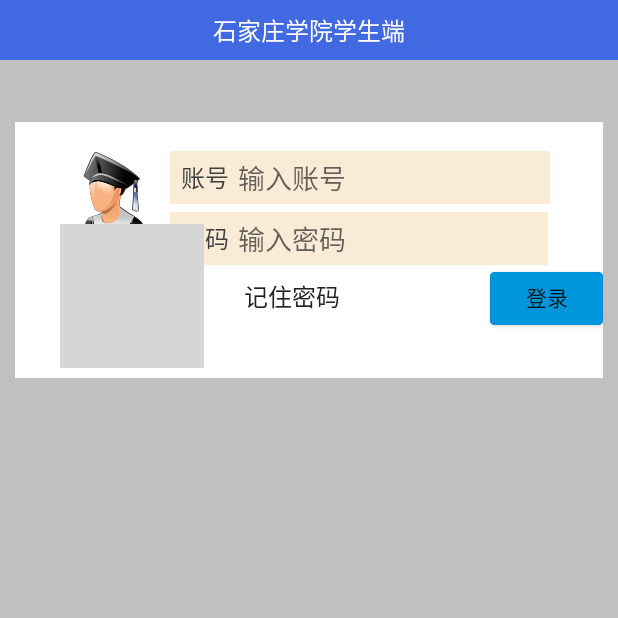
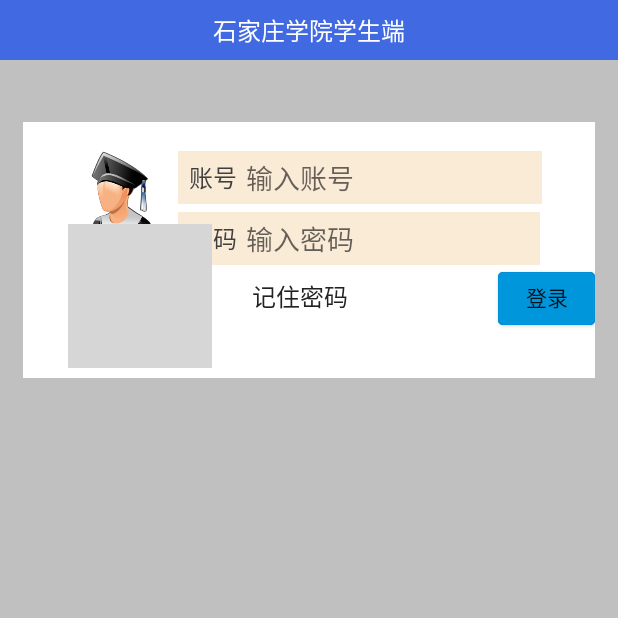
Before and after one commit to 1181631922/student, an Android app: the screen it shows after launch (LoginDemoActivity), on a phone screen of 412 x 824 dp, the top half of it. Run offline under Robolectric (Android 15) with nearby library versions, the phone set to English and light mode, and no system bars; libraries missing offline, so code that uses them is left out: cn.jpush.android; 1 statement that could not run was skipped.

Commit message:
2015/05/16，微调

```diff
--- a/app/src/main/java/cn/edu/sjzc/student/uiActivity/BaseActivity.java
+++ b/app/src/main/java/cn/edu/sjzc/student/uiActivity/BaseActivity.java
@@ -33,11 +33,6 @@ public class BaseActivity extends Activity {
 
 	public static final int REQUEST_TIMEOUT = 5 * 1000;// 设置请求超时10秒钟
 	public static final int SO_TIMEOUT = 10 * 1000; // 设置等待数据超时时间10秒钟
-	public static int LOGIN_OK = 1;
-	public static String COOKIE = "logincookie";
-	public static String SID = "login";
-	public static UserBean userBean = new UserBean();
-
     public static boolean isForeground = false;
 
     // 检查网络状态
--- a/app/src/main/java/cn/edu/sjzc/student/uiActivity/LoginDemoActivity.java
+++ b/app/src/main/java/cn/edu/sjzc/student/uiActivity/LoginDemoActivity.java
@@ -133,11 +133,9 @@ public class LoginDemoActivity extends BaseActivity implements OnClickListener {
     private boolean loginServer(String username, String password)
             throws UnsupportedEncodingException {
         boolean loginValidate = false;
-        // 使用apache HTTP客户端实�?
         Map<String, String> map = new LinkedHashMap<String, String>();
         map.put("number", username);
         map.put("password", password);
-//        StringBuilder url = new StringBuilder(loginUrl);
         try {
             String backMsg = PostUtil.postData(loginUrl, map);
             Log.d("----------backmsg----------", backMsg);
--- a/app/src/main/java/cn/edu/sjzc/student/uiActivity/PerPersonalInfoActivity.java
+++ b/app/src/main/java/cn/edu/sjzc/student/uiActivity/PerPersonalInfoActivity.java
@@ -46,7 +46,6 @@ public class PerPersonalInfoActivity extends BaseActivity implements
 
         initView();
         initData();
-//        loadData();
         Thread loadThread = new Thread(new LoadThread());
         loadThread.start();
     }
--- a/app/src/main/res/layout/activity_login_first.xml
+++ b/app/src/main/res/layout/activity_login_first.xml
@@ -46,8 +46,8 @@
             android:id="@+id/relativelayout2"
             android:layout_width="fill_parent"
             android:layout_height="wrap_content"
-            android:layout_marginLeft="15.0px"
-            android:layout_marginRight="15.0px"
+            android:layout_marginLeft="15dp"
+            android:layout_marginRight="15dp"
             android:layout_marginTop="62.0px"
             android:layout_weight="0.00"
             android:background="#FFFFFF"
```
